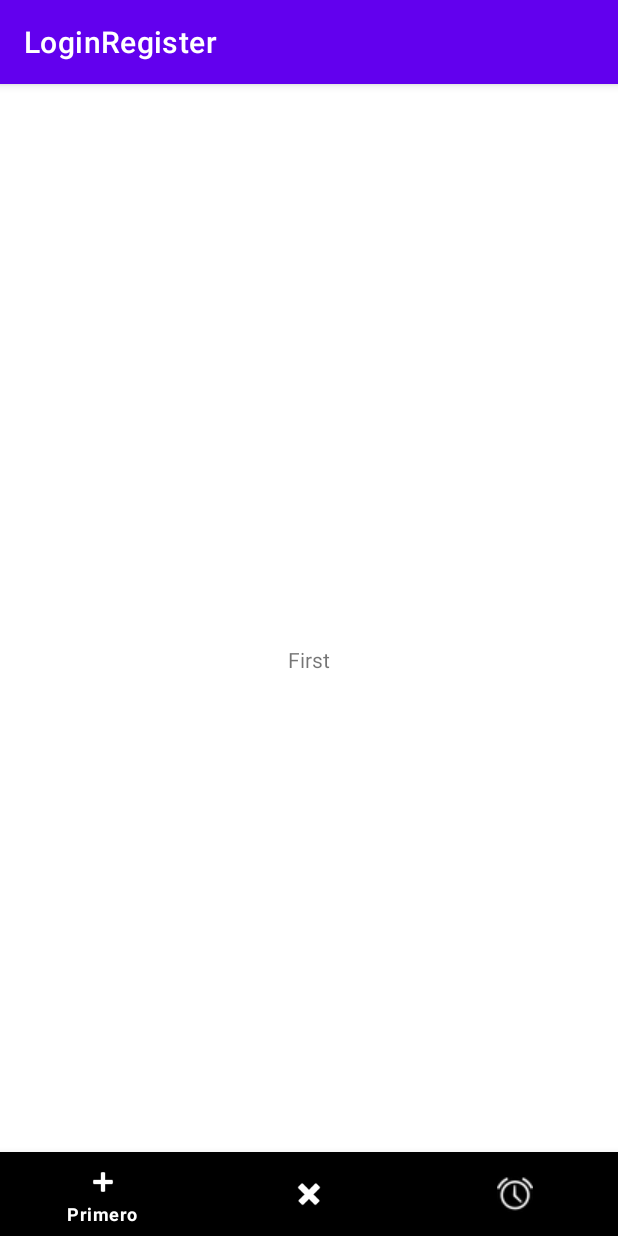
After one commit to TheGlassCM/TheGlass, an Android app: the fragment FirstFragment placed in its activity, on a phone screen of 412 x 824 dp. The commit adds this screen. Run offline under Robolectric (Android 15) with nearby library versions, the phone set to English and light mode, and no system bars.

Commit message:
Menu y logos

```diff
--- /dev/null
+++ b/app/src/main/java/com/example/loginregister/ClientMenu.java
@@ -0,0 +1,59 @@
+package com.example.loginregister;
+
+import androidx.annotation.NonNull;
+import androidx.appcompat.app.AppCompatActivity;
+import androidx.fragment.app.Fragment;
+import androidx.fragment.app.FragmentTransaction;
+
+import android.os.Bundle;
+import android.view.MenuItem;
+
+import com.google.android.material.bottomnavigation.BottomNavigationItemView;
+import com.google.android.material.bottomnavigation.BottomNavigationView;
+
+public class ClientMenu extends AppCompatActivity {
+
+    FirstFragment firstFragment = new FirstFragment();
+    SecondFragment secondFragment = new SecondFragment();
+    ThirdFragment thirdFragment = new ThirdFragment();
+
+
+    @Override
+    protected void onCreate(Bundle savedInstanceState) {
+        super.onCreate(savedInstanceState);
+        setContentView(R.layout.activity_client_menu);
+
+        BottomNavigationView navigation = findViewById(R.id.bottom_navegation);
+        navigation.setOnNavigationItemSelectedListener(m0nNavigationItemSelectedLister);
+
+
+    }
+
+    private final BottomNavigationView.OnNavigationItemSelectedListener m0nNavigationItemSelectedLister = new BottomNavigationView.OnNavigationItemSelectedListener() {
+        @Override
+        public boolean onNavigationItemSelected(@NonNull MenuItem item) {
+
+            switch (item.getItemId()){
+                case R.id.firstFragment:
+                    loadFragment(firstFragment);
+                    return true;
+                case R.id.secondFragment:
+                    loadFragment(secondFragment);
+                    return true;
+                case R.id.thirdFragment:
+                    loadFragment(thirdFragment);
+                    return true;
+            }
+
+            return false;
+        }
+    };
+
+    public void loadFragment(Fragment fragment){
+
+        FragmentTransaction transaction = getSupportFragmentManager().beginTransaction();
+        transaction.replace(R.id.frame_continer,fragment);
+        transaction.commit();
+
+    }
+}
--- /dev/null
+++ b/app/src/main/java/com/example/loginregister/FirstFragment.java
@@ -0,0 +1,64 @@
+package com.example.loginregister;
+
+import android.os.Bundle;
+
+import androidx.fragment.app.Fragment;
+
+import android.view.LayoutInflater;
+import android.view.View;
+import android.view.ViewGroup;
+
+/**
+ * A simple {@link Fragment} subclass.
+ * Use the {@link FirstFragment#newInstance} factory method to
+ * create an instance of this fragment.
+ */
+public class FirstFragment extends Fragment {
+
+    // TODO: Rename parameter arguments, choose names that match
+    // the fragment initialization parameters, e.g. ARG_ITEM_NUMBER
+    private static final String ARG_PARAM1 = "param1";
+    private static final String ARG_PARAM2 = "param2";
+
+    // TODO: Rename and change types of parameters
+    private String mParam1;
+    private String mParam2;
+
+    public FirstFragment() {
+        // Required empty public constructor
+    }
+
+    /**
+     * Use this factory method to create a new instance of
+     * this fragment using the provided parameters.
+     *
+     * @param param1 Parameter 1.
+     * @param param2 Parameter 2.
+     * @return A new instance of fragment firstFragment.
+     */
+    // TODO: Rename and change types and number of parameters
+    public static FirstFragment newInstance(String param1, String param2) {
+        FirstFragment fragment = new FirstFragment();
+        Bundle args = new Bundle();
+        args.putString(ARG_PARAM1, param1);
+        args.putString(ARG_PARAM2, param2);
+        fragment.setArguments(args);
+        return fragment;
+    }
+
+    @Override
+    public void onCreate(Bundle savedInstanceState) {
+        super.onCreate(savedInstanceState);
+        if (getArguments() != null) {
+            mParam1 = getArguments().getString(ARG_PARAM1);
+            mParam2 = getArguments().getString(ARG_PARAM2);
+        }
+    }
+
+    @Override
+    public View onCreateView(LayoutInflater inflater, ViewGroup container,
+                             Bundle savedInstanceState) {
+        // Inflate the layout for this fragment
+        return inflater.inflate(R.layout.fragment_first, container, false);
+    }
+}
--- a/app/src/main/java/com/example/loginregister/MainActivity.java
+++ b/app/src/main/java/com/example/loginregister/MainActivity.java
@@ -57,4 +57,9 @@ public class MainActivity extends AppCompatActivity {
         startActivity(getIntent());
     }
 
+    public void clientMenu(View view){
+        Intent switchClientMenu = new Intent(this, ClientMenu.class);
+        startActivity(switchClientMenu);
+    }
+
 }
--- /dev/null
+++ b/app/src/main/java/com/example/loginregister/SecondFragment.java
@@ -0,0 +1,64 @@
+package com.example.loginregister;
+
+import android.os.Bundle;
+
+import androidx.fragment.app.Fragment;
+
+import android.view.LayoutInflater;
+import android.view.View;
+import android.view.ViewGroup;
+
+/**
+ * A simple {@link Fragment} subclass.
+ * Use the {@link SecondFragment#newInstance} factory method to
+ * create an instance of this fragment.
+ */
+public class SecondFragment extends Fragment {
+
+    // TODO: Rename parameter arguments, choose names that match
+    // the fragment initialization parameters, e.g. ARG_ITEM_NUMBER
+    private static final String ARG_PARAM1 = "param1";
+    private static final String ARG_PARAM2 = "param2";
+
+    // TODO: Rename and change types of parameters
+    private String mParam1;
+    private String mParam2;
+
+    public SecondFragment() {
+        // Required empty public constructor
+    }
+
+    /**
+     * Use this factory method to create a new instance of
+     * this fragment using the provided parameters.
+     *
+     * @param param1 Parameter 1.
+     * @param param2 Parameter 2.
+     * @return A new instance of fragment SecondFragment.
+     */
+    // TODO: Rename and change types and number of parameters
+    public static SecondFragment newInstance(String param1, String param2) {
+        SecondFragment fragment = new SecondFragment();
+        Bundle args = new Bundle();
+        args.putString(ARG_PARAM1, param1);
+        args.putString(ARG_PARAM2, param2);
+        fragment.setArguments(args);
+        return fragment;
+    }
+
+    @Override
+    public void onCreate(Bundle savedInstanceState) {
+        super.onCreate(savedInstanceState);
+        if (getArguments() != null) {
+            mParam1 = getArguments().getString(ARG_PARAM1);
+            mParam2 = getArguments().getString(ARG_PARAM2);
+        }
+    }
+
+    @Override
+    public View onCreateView(LayoutInflater inflater, ViewGroup container,
+                             Bundle savedInstanceState) {
+        // Inflate the layout for this fragment
+        return inflater.inflate(R.layout.fragment_second, container, false);
+    }
+}
--- /dev/null
+++ b/app/src/main/java/com/example/loginregister/ThirdFragment.java
@@ -0,0 +1,64 @@
+package com.example.loginregister;
+
+import android.os.Bundle;
+
+import androidx.fragment.app.Fragment;
+
+import android.view.LayoutInflater;
+import android.view.View;
+import android.view.ViewGroup;
+
+/**
+ * A simple {@link Fragment} subclass.
+ * Use the {@link ThirdFragment#newInstance} factory method to
+ * create an instance of this fragment.
+ */
+public class ThirdFragment extends Fragment {
+
+    // TODO: Rename parameter arguments, choose names that match
+    // the fragment initialization parameters, e.g. ARG_ITEM_NUMBER
+    private static final String ARG_PARAM1 = "param1";
+    private static final String ARG_PARAM2 = "param2";
+
+    // TODO: Rename and change types of parameters
+    private String mParam1;
+    private String mParam2;
+
+    public ThirdFragment() {
+        // Required empty public constructor
+    }
+
+    /**
+     * Use this factory method to create a new instance of
+     * this fragment using the provided parameters.
+     *
+     * @param param1 Parameter 1.
+     * @param param2 Parameter 2.
+     * @return A new instance of fragment ThirdFragment.
+     */
+    // TODO: Rename and change types and number of parameters
+    public static ThirdFragment newInstance(String param1, String param2) {
+        ThirdFragment fragment = new ThirdFragment();
+        Bundle args = new Bundle();
+        args.putString(ARG_PARAM1, param1);
+        args.putString(ARG_PARAM2, param2);
+        fragment.setArguments(args);
+        return fragment;
+    }
+
+    @Override
+    public void onCreate(Bundle savedInstanceState) {
+        super.onCreate(savedInstanceState);
+        if (getArguments() != null) {
+            mParam1 = getArguments().getString(ARG_PARAM1);
+            mParam2 = getArguments().getString(ARG_PARAM2);
+        }
+    }
+
+    @Override
+    public View onCreateView(LayoutInflater inflater, ViewGroup container,
+                             Bundle savedInstanceState) {
+        // Inflate the layout for this fragment
+        return inflater.inflate(R.layout.fragment_third, container, false);
+    }
+}
--- a/app/src/main/java/com/example/loginregister/loginActivity.java
+++ b/app/src/main/java/com/example/loginregister/loginActivity.java
@@ -54,7 +54,6 @@ public class loginActivity extends AppCompatActivity {
                         if (task.isSuccessful()) {
                             // Sign in success, update UI with the signed-in user's information
                             Log.d("Usuario:", "signInWithEmail:success");
-                            Toast.makeText(loginActivity.this, "Usuario autenticado",Toast.LENGTH_SHORT).show();
                             FirebaseUser user = mAuth.getCurrentUser();
                             startActivity(new Intent(loginActivity.this, MainActivity.class));
                             finish();
--- /dev/null
+++ b/app/src/main/res/layout/activity_client_menu.xml
@@ -0,0 +1,37 @@
+<?xml version="1.0" encoding="utf-8"?>
+<RelativeLayout xmlns:android="http://schemas.android.com/apk/res/android"
+    xmlns:app="http://schemas.android.com/apk/res-auto"
+    xmlns:tools="http://schemas.android.com/tools"
+    android:layout_width="match_parent"
+    android:layout_height="match_parent"
+    tools:context=".ClientMenu">
+
+    <FrameLayout
+        android:id="@+id/frame_continer"
+        android:layout_width="match_parent"
+        android:layout_height="match_parent"
+        android:layout_alignParentTop="true"
+        app:layout_behavior="@string/appbar_scrolling_view_behavior"
+        />
+
+    <com.google.android.material.bottomnavigation.BottomNavigationView
+        android:id="@+id/bottom_navegation"
+        android:layout_width="match_parent"
+        android:layout_height="wrap_content"
+        android:layout_alignParentStart="true"
+        android:layout_alignParentEnd="true"
+        android:layout_alignParentBottom="true"
+        android:elevation="8dp"
+        app:layout_constraintBottom_toBottomOf="parent"
+        app:layout_constraintLeft_toLeftOf="parent"
+        app:layout_constraintRight_toRightOf="parent"
+        app:menu="@menu/bottom_navegation"
+        android:layout_alignParentLeft="true"
+        android:layout_alignParentRight="true"
+        app:labelVisibilityMode="selected"
+        style="@style/BottomNavegation"
+        ></com.google.android.material.bottomnavigation.BottomNavigationView>
+
+
+
+</RelativeLayout>
--- /dev/null
+++ b/app/src/main/res/layout/fragment_first.xml
@@ -0,0 +1,15 @@
+<?xml version="1.0" encoding="utf-8"?>
+<FrameLayout xmlns:android="http://schemas.android.com/apk/res/android"
+    xmlns:tools="http://schemas.android.com/tools"
+    android:layout_width="match_parent"
+    android:layout_height="match_parent"
+    tools:context=".FirstFragment">
+
+    <!-- TODO: Update blank fragment layout -->
+    <TextView
+        android:layout_width="match_parent"
+        android:layout_height="match_parent"
+        android:gravity="center"
+        android:text="First" />
+
+</FrameLayout>
--- /dev/null
+++ b/app/src/main/res/menu/bottom_navegation.xml
@@ -0,0 +1,19 @@
+<?xml version="1.0" encoding="utf-8"?>
+<menu xmlns:android="http://schemas.android.com/apk/res/android">
+
+    <item
+        android:id="@+id/firstFragment"
+        android:icon="@android:drawable/ic_input_add"
+        android:title="Primero"/>
+
+    <item
+        android:id="@+id/secondFragment"
+        android:icon="@android:drawable/ic_delete"
+        android:title="Segundo"/>
+
+    <item
+        android:id="@+id/thirdFragment"
+        android:icon="@android:drawable/ic_lock_idle_alarm"
+        android:title="Tercero"/>
+
+</menu>
--- a/app/src/main/res/values/strings.xml
+++ b/app/src/main/res/values/strings.xml
@@ -2,6 +2,7 @@
     <string name="app_name">LoginRegister</string>
 
     <string name="login">Iniciar sesión</string>
+    <string name="loginBar">Iniciar sesión como entidad</string>
     <string name="register">Registrarse</string>
 
     <string name="email">Correo electrónico</string>
@@ -9,5 +10,7 @@
     <string name="passwordConfim">Confirmar contraseña</string>
 
     <string name="error">* Credenciales incorrectas</string>
+    <!-- TODO: Remove or change this placeholder text -->
+    <string name="hello_blank_fragment">Hello blank fragment</string>
 
 </resources>
--- a/app/src/main/res/values/themes.xml
+++ b/app/src/main/res/values/themes.xml
@@ -13,4 +13,25 @@
         <item name="android:statusBarColor">?attr/colorPrimaryVariant</item>
         <!-- Customize your theme here. -->
     </style>
+
+    <style name="Theme.BottomNavegationView" parent="Theme.MaterialComponents.DayNight.NoActionBar">
+        <!-- Primary brand color. -->
+        <item name="colorPrimary">@color/purple_500</item>
+        <item name="colorPrimaryVariant">@color/purple_700</item>
+        <item name="colorOnPrimary">@color/white</item>
+        <!-- Secondary brand color. -->
+        <item name="colorSecondary">@color/teal_200</item>
+        <item name="colorSecondaryVariant">@color/teal_700</item>
+        <item name="colorOnSecondary">@color/black</item>
+        <!-- Status bar color. -->
+        <item name="android:statusBarColor">?attr/colorPrimaryVariant</item>
+        <!-- Customize your theme here. -->
+    </style>
+
+    <style name="BottomNavegation">
+        <item name="android:background">@color/black</item>
+        <item name="itemIconTint">@color/white</item>
+        <item name="itemTextColor">@color/white</item>
+    </style>
+
 </resources>
```
Also changed, not shown: app/src/main/AndroidManifest.xml (+6 -3 lines), app/src/main/res/layout/activity_main.xml (+50 -7 lines), app/src/main/res/layout/fragment_second.xml (added, +15 -0 lines), app/src/main/res/layout/fragment_third.xml (added, +15 -0 lines), app/src/main/res/drawable/logosinletras.png (added).
